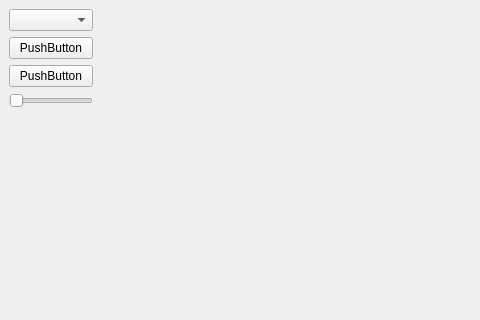
Old version of the form mainwindow.ui in the repository michelpelletier07/soundfft; both pictures show x 0 to 480 and y 0 to 320 of the 800 by 600 pixel window.
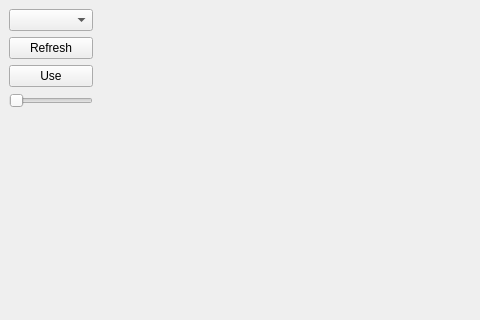
New version of the form.

```diff
--- a/mainwindow.ui
+++ b/mainwindow.ui
@@ -23,14 +23,14 @@
       <item>
        <widget class="QPushButton" name="refreshButton">
         <property name="text">
-         <string>PushButton</string>
+         <string>Refresh</string>
         </property>
        </widget>
       </item>
       <item>
        <widget class="QPushButton" name="useButton">
         <property name="text">
-         <string>PushButton</string>
+         <string>Use</string>
         </property>
        </widget>
       </item>
```
